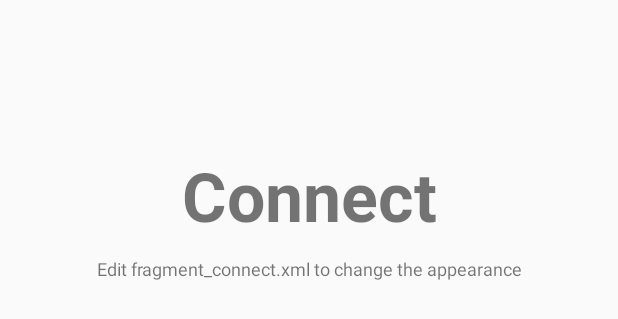
After one commit to RanaMuneeb9/HostIn, an Android app: the layout fragment_connect.xml on its own in the app's theme, with its tools: preview values and no code run, on a phone screen of 412 x 824 dp. The commit adds this screen. Shown: the top 319 px of the screen. Run offline under Robolectric (Android 15) with nearby library versions, the phone set to English and light mode, and no system bars.

```diff
--- a/app/src/main/AndroidManifest.xml
+++ b/app/src/main/AndroidManifest.xml
@@ -9,6 +9,7 @@
         android:roundIcon="@mipmap/ic_launcher_round"
         android:supportsRtl="true"
         android:theme="@style/AppTheme">
+        <meta-data android:name="com.facebook.sdk.ApplicationId" android:value="@string/app_id"/>
         <activity android:name=".MainActivity">
             <intent-filter>
                 <action android:name="android.intent.action.MAIN" />
--- a/app/src/main/java/com/munib/hostin/MainActivity.java
+++ b/app/src/main/java/com/munib/hostin/MainActivity.java
@@ -17,9 +17,5 @@ public class MainActivity extends AppCompatActivity {
 
         View a= findViewById(R.id.all);
 
-        //Abi icons change nai horae abi me commit krta hn changes or tere pass update kruga to changes ajaegi
-        //ok
-
-        View b=new View();
     }
 }
--- /dev/null
+++ b/app/src/main/res/layout/fragment_connect.xml
@@ -0,0 +1,30 @@
+<?xml version="1.0" encoding="utf-8"?>
+<RelativeLayout xmlns:android="http://schemas.android.com/apk/res/android"
+    xmlns:tools="http://schemas.android.com/tools"
+    android:layout_width="match_parent"
+    android:layout_height="match_parent"
+    android:orientation="vertical">
+
+    <TextView
+        android:id="@+id/label"
+        android:layout_alignParentTop="true"
+        android:layout_marginTop="100dp"
+        android:layout_width="fill_parent"
+        android:layout_height="wrap_content"
+        android:gravity="center_horizontal"
+        android:textSize="45dp"
+        android:text="Connect"
+        android:textStyle="bold"/>
+
+    <TextView
+        android:layout_below="@id/label"
+        android:layout_centerInParent="true"
+        android:layout_width="fill_parent"
+        android:layout_height="wrap_content"
+        android:textSize="12dp"
+        android:layout_marginTop="10dp"
+        android:gravity="center_horizontal"
+        android:text="Edit fragment_connect.xml to change the appearance"
+        android:id="@+id/textView2" />
+
+</RelativeLayout>
--- a/app/src/main/res/values/strings.xml
+++ b/app/src/main/res/values/strings.xml
@@ -1,3 +1,9 @@
 <resources>
     <string name="app_name">HostIn</string>
+    <string name="app_id">$app_id_here</string>
+    <string-array name="navigation_drawer_items_array">
+        <item>Connect</item>
+        <item>Fixtures</item>
+        <item>Table</item>
+    </string-array>
 </resources>
```
Also changed, not shown: app/src/main/res/layout/fragment_fixtures.xml (added, +30 -0 lines), app/src/main/res/layout/fragment_table.xml (added, +30 -0 lines), app/src/main/res/layout/list_view_item_row.xml (added, +30 -0 lines), app/src/main/res/layout/toolbar.xml (added, +10 -0 lines).
